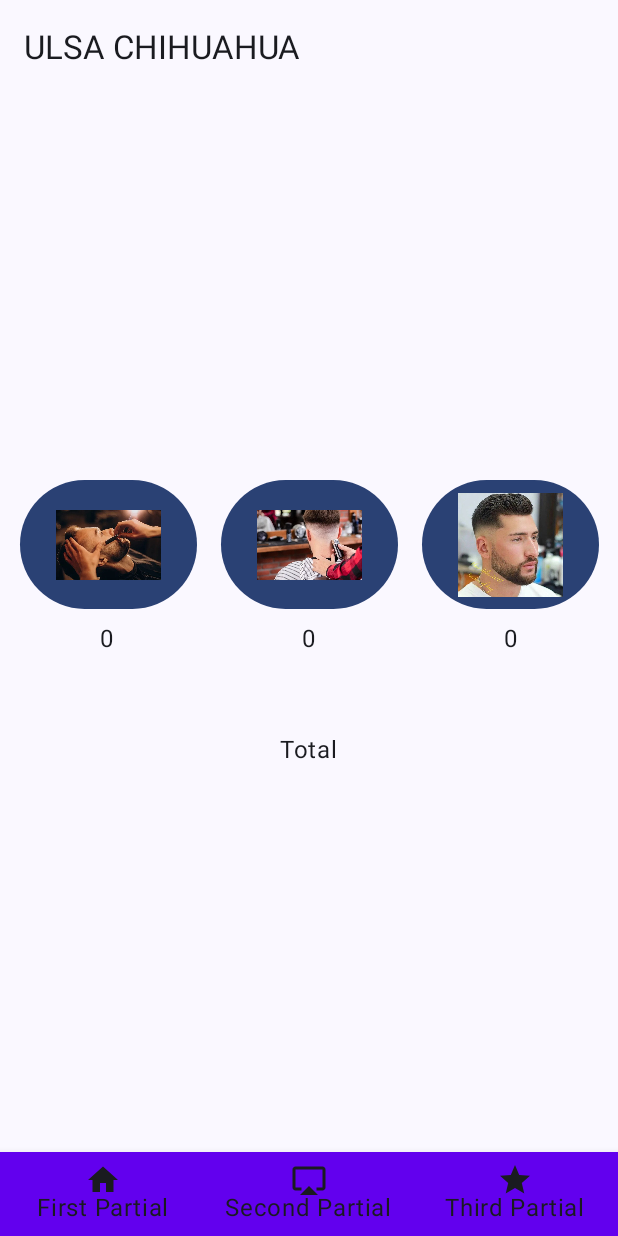
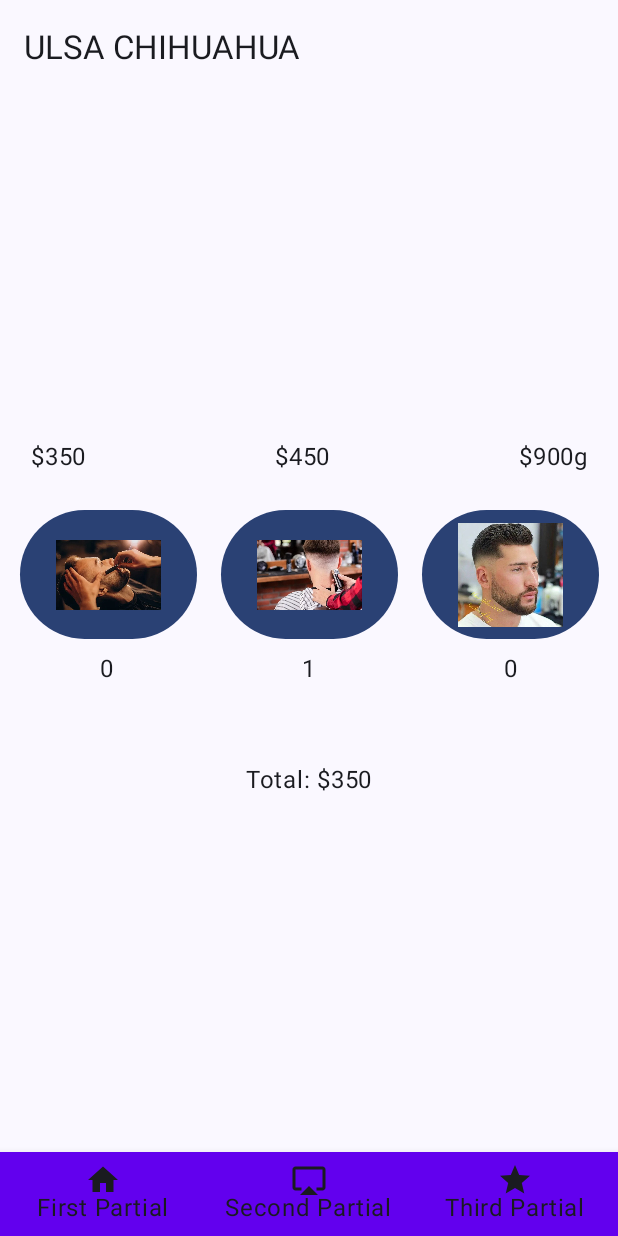
Before and after one commit to hiramvarela/moviles1android, an Android app built with Jetpack Compose: the SalonView screen opened through its navigation route, after a tap on "barba", on a phone screen of 412 x 824 dp. Run offline under Robolectric (Android 15) with nearby library versions, the phone set to English and light mode, and no system bars; our stand-ins replace livedata-compose.

Commit message:
Practica de barberia acabada

```diff
--- a/PDM123/app/src/main/java/com/example/pdm123/firstpartial/ComparatorNumberView.kt
+++ b/PDM123/app/src/main/java/com/example/pdm123/firstpartial/ComparatorNumberView.kt
@@ -24,13 +24,14 @@ fun NumberComparatorView(viewModel: NumberComparatorViewModel,navController: Nav
     var number1 by remember { mutableStateOf("") }
     var number2 by remember { mutableStateOf("") }
     var number3 by remember { mutableStateOf("") }
-    val compareState by viewModel.getResult().observeAsState("")
+    val compareState by viewModel.getResult().observeAsState(0)
 
     Column(
         modifier = Modifier.fillMaxSize(),
         horizontalAlignment = Alignment.CenterHorizontally,
         verticalArrangement = Arrangement.Center
     ) {
+        Text(text = stringResource(id = R.string.typenumbers))
         TextField(
             value = number1,
             onValueChange = { newValue -> number1 = newValue },
@@ -63,6 +64,6 @@ fun NumberComparatorView(viewModel: NumberComparatorViewModel,navController: Nav
             Text(stringResource(id = R.string.comparator))
         }
 
-        Text(text = compareState)
+        Text(text = stringResource(id = R.string.min)+"${compareState}")
     }
 }
--- a/PDM123/app/src/main/java/com/example/pdm123/firstpartial/SalonView.kt
+++ b/PDM123/app/src/main/java/com/example/pdm123/firstpartial/SalonView.kt
@@ -27,7 +27,10 @@ import com.example.pdm123.R
 
 @Composable
 fun SalonView(navController: NavController, viewModel: SalonViewModel) {
-//    val total by viewModel.getTotal().observeAsState(0.0)
+    val barbaCountResult by viewModel.getBarbaCount().observeAsState(0)
+    val peloCountResult by viewModel.getPeloCount().observeAsState(0)
+    val peloBarbaCountResult by viewModel.getPeloBarbaCount().observeAsState(0)
+    val totalCostResult by viewModel.getTotalCost().observeAsState(0)
 
 
     Column(
@@ -37,8 +40,27 @@ fun SalonView(navController: NavController, viewModel: SalonViewModel) {
 
         ) {
         Row {
+
+            //Se agregan los textos con sus respectivas variables
+            Text(text = "$350")
+
+            Spacer(modifier = Modifier.width(125.dp))
+
+
+            Text(text = "$450")
+
+
+            Spacer(modifier = Modifier.width(125.dp))
+
+            Text(text = "$900g")
+
+
+        }
+        Spacer(modifier = Modifier.height(15.dp))
+        Row {
+            //Boton con imagen de barba
             Button(onClick = {
-
+                viewModel.incrementBarba()
 
             }, modifier = Modifier.padding(8.dp)) {
                 Image(
@@ -49,7 +71,9 @@ fun SalonView(navController: NavController, viewModel: SalonViewModel) {
                         .height(70.dp)
                 )
             }
+            //Boton con imagen de corte
             Button(onClick = {
+                viewModel.incrementPelo()
             }, modifier = Modifier.padding(8.dp)) {
                 Image(
                     painter = painterResource(id = R.drawable.corte),
@@ -59,8 +83,9 @@ fun SalonView(navController: NavController, viewModel: SalonViewModel) {
                         .height(70.dp)
                 )
             }
+            //Boton con imagen de corte y barba
             Button(onClick = {
-//                viewModel.getBackCards()
+                viewModel.incrementPeloBarba()
             }, modifier = Modifier.padding(8.dp)) {
                 Image(
                     painter = painterResource(id = R.drawable.corteybarba),
@@ -75,27 +100,24 @@ fun SalonView(navController: NavController, viewModel: SalonViewModel) {
         }
         Row {
 
-
-            Text(text = "0")
+    //Se agregan los textos con sus respectivas variables
+            Text(text = "${barbaCountResult}")
 
             Spacer(modifier = Modifier.width(125.dp))
 
 
-            Text(text = "0")
+            Text(text = "${peloCountResult}")
 
 
             Spacer(modifier = Modifier.width(125.dp))
 
-            Text(text = "0")
+            Text(text = "${peloBarbaCountResult}")
 
 
         }
         Spacer(modifier = Modifier.height(50.dp))
         Row {
-            Text(text = "Total")
-        }
-        Row {
-//            Text(text = total.toString())
+            Text(text = "Total: $$totalCostResult")
         }
     }
 }
--- a/PDM123/app/src/main/java/com/example/pdm123/firstpartial/SalonViewModel.kt
+++ b/PDM123/app/src/main/java/com/example/pdm123/firstpartial/SalonViewModel.kt
@@ -1,19 +1,48 @@
 package com.example.pdm123.firstpartial
 
+import androidx.lifecycle.LiveData
 import androidx.lifecycle.MutableLiveData
 import androidx.lifecycle.ViewModel
 import com.example.pdm123.R
 
 class SalonViewModel: ViewModel() {
-//    val total = MutableLiveData(0.0)
-//
-//    fun getTotal(): MutableLiveData<Double> = total
-//
-//    fun updateCounterBarba(){
-//        var contador = 0
-//        contador+=1
-//    }
-//    fun updateTotal(){
-//
-//    }
+    private val barbaCount = MutableLiveData(0)
+    private val peloCount = MutableLiveData(0)
+    private val peloBarbaCount = MutableLiveData(0)
+
+    private val totalCost = MutableLiveData(0)
+
+    fun getPeloCount(): LiveData<Int> = barbaCount
+    fun getBarbaCount(): LiveData<Int> = peloCount
+    fun getPeloBarbaCount(): LiveData<Int> = peloBarbaCount
+    fun getTotalCost(): LiveData<Int> = totalCost
+
+    fun incrementPelo() {
+        val currentCount = peloCount.value ?: 0
+        peloCount.value = currentCount + 1
+        calculateTotalCost()
+    }
+
+    fun incrementBarba() {
+        val currentCount = barbaCount.value ?: 0
+        barbaCount.value = currentCount + 1
+        calculateTotalCost()
+    }
+
+    fun incrementPeloBarba() {
+        val currentCount = peloBarbaCount.value ?: 0
+        peloBarbaCount.value = currentCount + 1
+        calculateTotalCost()
+    }
+
+    private fun calculateTotalCost() {
+        val peloCost = (peloCount.value ?: 0) * 450
+        val barbaCost = (barbaCount.value ?: 0) * 350
+        val peloBarbaCost = (peloBarbaCount.value ?: 0) * 900
+
+        // Sumar los costos individuales para obtener el total
+        val total = peloCost + barbaCost + peloBarbaCost
+        totalCost.value = total
+    }
+
 }
--- a/PDM123/app/src/main/res/values/strings.xml
+++ b/PDM123/app/src/main/res/values/strings.xml
@@ -18,6 +18,7 @@
     <string name="num1">Num 1</string>
     <string name="num2">Num 2</string>
     <string name="num3">Num 3</string>
+    <string name="min">Min: $</string>
     <string name="type3numbers">Please type 3 different numbers</string>
     <string name="typenumbers">Please type 3 numbers</string>
 
```
Also changed, not shown: PDM123/app/src/main/java/com/example/pdm123/firstpartial/NumberComparatorViewModel.kt (+4 -4 lines), 1 other file.
